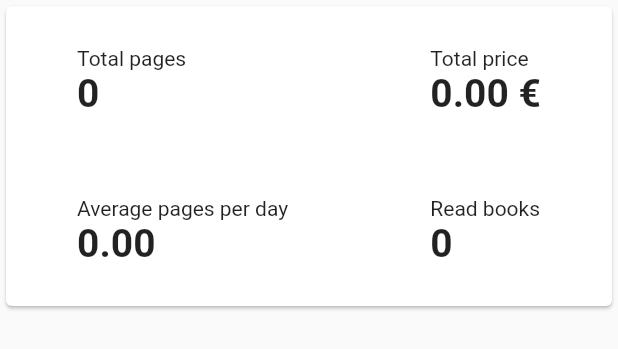
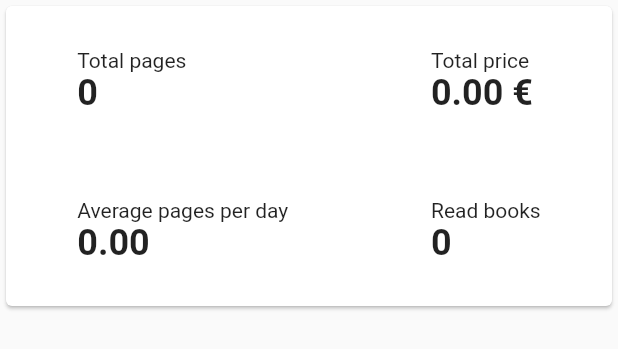
Before and after one commit to codinguniverse-de/trackit, a Flutter app: the GeneralStatisticsCard widget shown alone on an empty page, opened directly with empty values, on a phone screen of 412 x 824 dp. Shown: the top 349 px of the screen. Run offline on Flutter 3.47's test engine with Material 2 defaults, Android fonts, the phone set to English and light mode, and no system bars; our stand-ins replace charts_flutter, image_picker, shared_preferences, smooth_star_rating, sqflite; accounts and stored records are empty; network calls fail.

```diff
--- a/lib/common/podcast/podcast_list_item.dart
+++ b/lib/common/podcast/podcast_list_item.dart
@@ -38,6 +38,7 @@ class PodcastListItem extends StatelessWidget {
           leading: CircleAvatar(child: _buildImage()),
           title: Text(podcast.name),
           subtitle: Text(Localization.of(context).lastUpdate + format.format(podcast.lastpub)),
+          trailing: podcast.hasNewEpisode ? Icon(Icons.fiber_new) : null,
           onTap: onTap,
         ),
         Divider(),
--- a/lib/common/statistics/general_statistics_card.dart
+++ b/lib/common/statistics/general_statistics_card.dart
@@ -37,7 +37,7 @@ class GeneralStatisticsCard extends StatelessWidget {
                         totalPages.toString(),
                         style: TextStyle(
                           fontWeight: FontWeight.w700,
-                          fontSize: 26.0,
+                          fontSize: 24.0,
                         ),
                       ),
                     ],
@@ -52,7 +52,7 @@ class GeneralStatisticsCard extends StatelessWidget {
                         averagePages.toStringAsFixed(2),
                         style: TextStyle(
                           fontWeight: FontWeight.w700,
-                          fontSize: 26.0,
+                          fontSize: 24.0,
                         ),
                       ),
                     ],
@@ -73,7 +73,7 @@ class GeneralStatisticsCard extends StatelessWidget {
                         totalPrice.toStringAsFixed(2) + ' €',
                         style: TextStyle(
                           fontWeight: FontWeight.w700,
-                          fontSize: 26.0,
+                          fontSize: 24.0,
                         ),
                       ),
                     ],
@@ -88,7 +88,7 @@ class GeneralStatisticsCard extends StatelessWidget {
                         amountBooks.toString(),
                         style: TextStyle(
                           fontWeight: FontWeight.w700,
-                          fontSize: 26.0,
+                          fontSize: 24.0,
                         ),
                       ),
                     ],
--- a/lib/data/podcasts/podcast.dart
+++ b/lib/data/podcasts/podcast.dart
@@ -18,6 +18,7 @@ class Podcast {
   DateTime lastpub;
   String description;
   String thumbUrl;
+  bool hasNewEpisode = false;
 
   List<PodcastEpisode> episodes = [];
 
--- a/lib/main.dart
+++ b/lib/main.dart
@@ -31,6 +31,7 @@ class _MyAppState extends State<MyApp> {
   void initState() {
     super.initState();
     getStartPage();
+    updateEpisodes();
     getTheme();
   }
 
@@ -171,4 +172,8 @@ class _MyAppState extends State<MyApp> {
         break;
     }
   }
+
+  void updateEpisodes() {
+    model.updateEpisodes();
+  }
 }
--- a/lib/pages/podcasts/podcasts_page.dart
+++ b/lib/pages/podcasts/podcasts_page.dart
@@ -63,6 +63,7 @@ class _PodcastsPageState extends State<PodcastsPage> {
     return PodcastListItem(
       podcast: podcast,
       onTap: () {
+        podcast.hasNewEpisode = false;
         Navigator.of(context).push(
           MaterialPageRoute(
             builder: (context) => PodcastPage(podcast),
--- a/lib/util/localization_strings.dart
+++ b/lib/util/localization_strings.dart
@@ -82,7 +82,7 @@ final de = {
   FetchBooksFailed: 'Fehler bei der Websuche',
   NoResults: 'Keine Ergebnisse',
   Search: 'Suche',
-  TotalPages: 'Seiten gesamt:',
+  TotalPages: 'Seiten gesamt',
   TotalPrice: 'Gesamtpreis',
   AveragePages: 'Tagesdurchschnitt',
   All: 'Alle',
@@ -99,8 +99,8 @@ final de = {
   StartPage: 'Startseite',
   AmountBooks: 'Gelesene Bücher',
   LastUpdate: 'Letztes Update: ',
-  Minutes: 'Minuten',
-  Hours: 'Stunden',
+  Minutes: 'Min',
+  Hours: 'Std',
   AmountEpisodes: 'Gehörte Episoden',
   AmountPodcasts: 'Gehörte Podcasts',
   TotalTime: 'Gesamtzeit',
@@ -155,8 +155,8 @@ final en = {
   StartPage: 'Initial page',
   AmountBooks: 'Read books',
   LastUpdate: 'Last update: ',
-  Minutes: 'minutes',
-  Hours: 'hours',
+  Minutes: 'min',
+  Hours: 'h',
   AmountEpisodes: 'Listened episodes',
   AmountPodcasts: 'Listened podcasts',
   AverageTime: 'Average time',
```
Also changed, not shown: lib/data/podcasts/podcast_database.dart (+7 -0 lines), lib/model/podcast_model.dart (+21 -1 lines), lib/pages/books/book_page.dart (+32 -28 lines).
